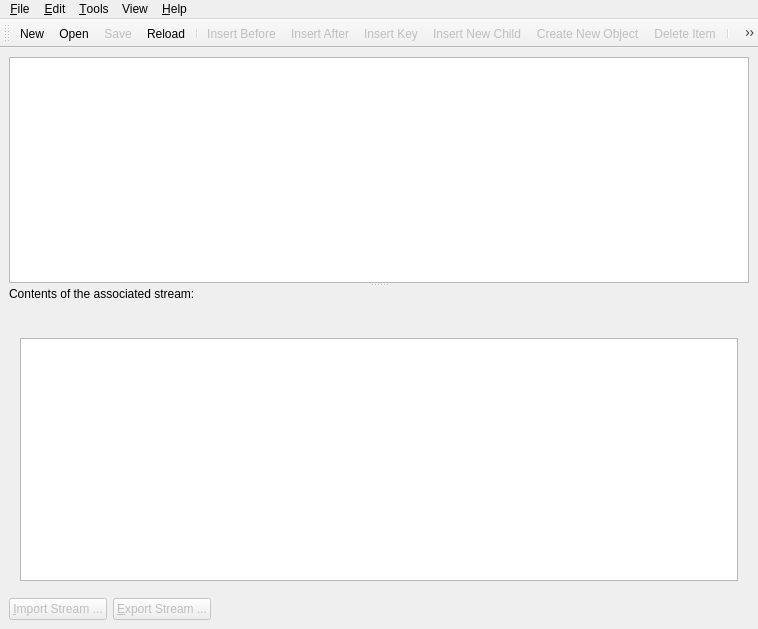
KubaO/podofobrowser, file src/podofobrowserbase.ui: the form before one commit.
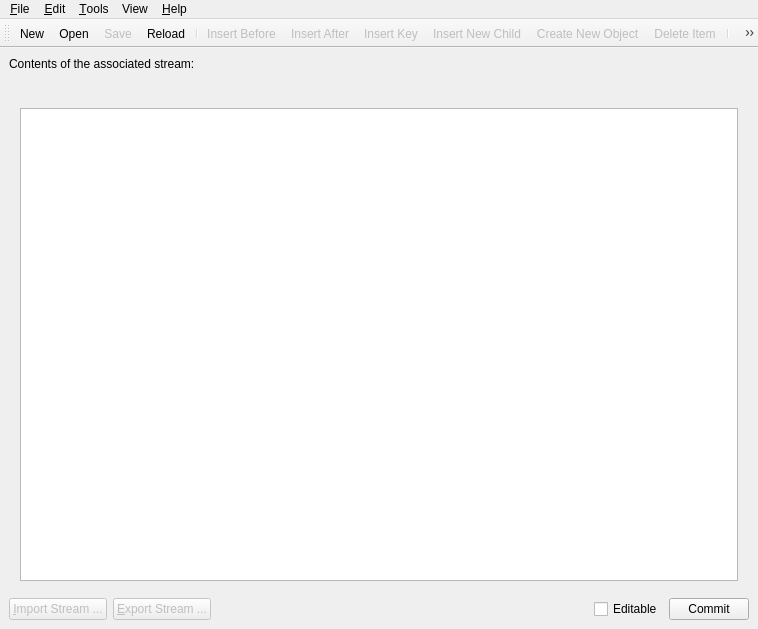
The form after the commit. Icons and pictures are not drawn. Custom widgets are drawn as their Qt base class.

```diff
--- a/src/podofobrowserbase.ui
+++ b/src/podofobrowserbase.ui
@@ -12,17 +12,13 @@
   <property name="windowTitle" >
    <string>PoDoFo Browser</string>
   </property>
-  <widget class="QWidget" name="widget" >
-   <property name="geometry" >
-    <rect>
-     <x>0</x>
-     <y>58</y>
-     <width>758</width>
-     <height>571</height>
-    </rect>
-   </property>
-   <layout class="QVBoxLayout" >
-    <property name="spacing" >
+  <property name="windowIcon">
+   <iconset resource="podofobrowserrsrc.qrc">
+    <normaloff>:/icons/podofobrowser_64.png</normaloff>:/icons/podofobrowser_64.png</iconset>
+  </property>
+  <widget class="QWidget" name="widget">
+   <layout class="QVBoxLayout">
+    <property name="spacing">
      <number>6</number>
     </property>
     <property name="margin" >
@@ -33,22 +29,8 @@
       <property name="orientation" >
        <enum>Qt::Vertical</enum>
       </property>
-      <widget class="QTreeView" name="listObjects" >
-       <property name="mouseTracking" >
-        <bool>false</bool>
-       </property>
-       <property name="alternatingRowColors" >
-        <bool>true</bool>
-       </property>
-       <property name="indentation" >
-        <number>15</number>
-       </property>
-       <property name="rootIsDecorated" >
-        <bool>true</bool>
-       </property>
-      </widget>
-      <widget class="QSplitter" name="splitter3" >
-       <property name="orientation" >
+      <widget class="QSplitter" name="splitter3">
+       <property name="orientation">
         <enum>Qt::Horizontal</enum>
        </property>
        <widget class="QSplitter" name="splitter2" >
@@ -88,16 +70,8 @@
             <property name="currentIndex" >
              <number>0</number>
             </property>
-            <widget class="QWidget" name="pageStream" >
-             <property name="geometry" >
-              <rect>
-               <x>0</x>
-               <y>0</y>
-               <width>738</width>
-               <height>246</height>
-              </rect>
-             </property>
-             <layout class="QVBoxLayout" name="verticalLayout" >
+            <widget class="QWidget" name="pageStream">
+             <layout class="QVBoxLayout" name="verticalLayout">
               <item>
                <widget class="QTextEdit" name="textStream" >
                 <property name="undoRedoEnabled" >
@@ -180,6 +154,23 @@
               </property>
              </spacer>
             </item>
+            <item>
+             <widget class="QCheckBox" name="checkEditable">
+              <property name="text">
+               <string>Editable</string>
+              </property>
+              <property name="checked">
+               <bool>false</bool>
+              </property>
+             </widget>
+            </item>
+            <item>
+             <widget class="QPushButton" name="commitButton">
+              <property name="text">
+               <string>Commit</string>
+              </property>
+             </widget>
+            </item>
            </layout>
           </item>
          </layout>
@@ -591,7 +582,7 @@
    </property>
   </action>
  </widget>
- <layoutdefault spacing="6" margin="11" />
+ <layoutdefault spacing="6" margin="11"/>
  <customwidgets>
   <customwidget>
    <class>QHexView</class>
```
Left out of the diff: 501 changed lines with no effect on the pictures.
